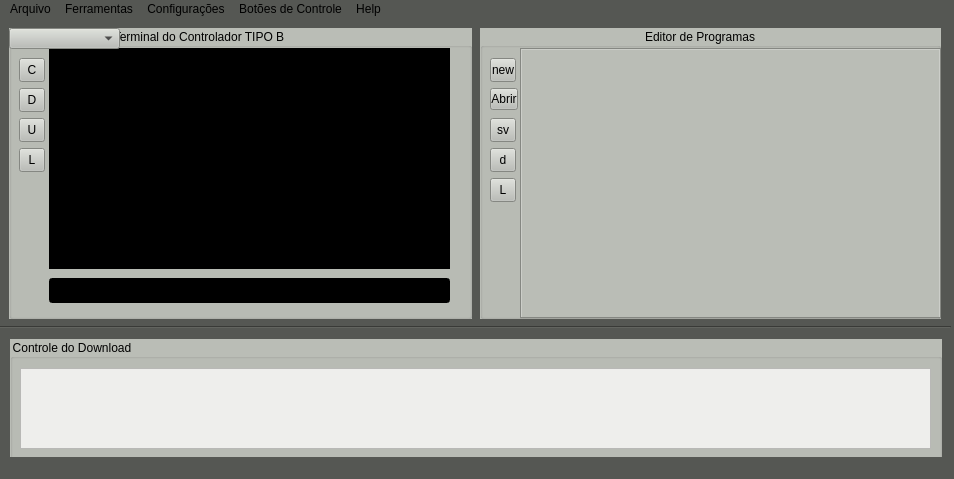
Above: alfa/mainwindow.ui from cimtools/Krobosoft before the change. Below: the same form after it.
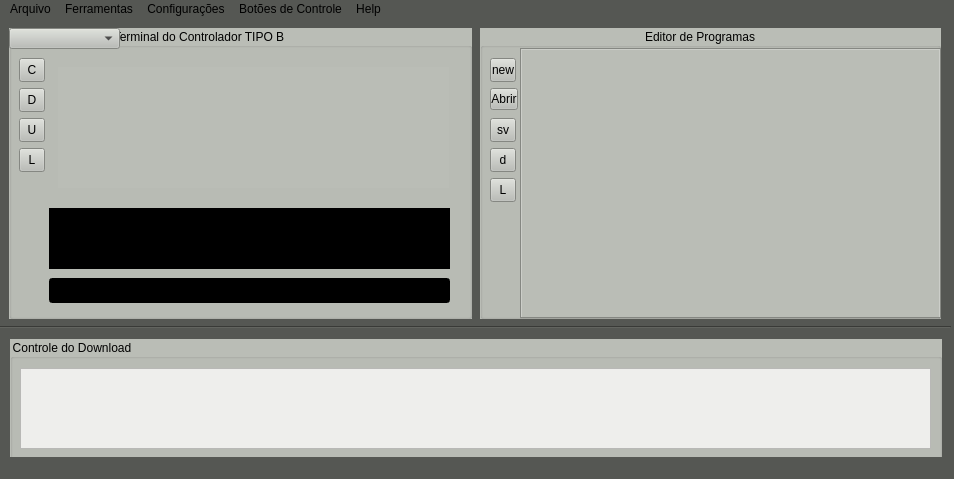
That is the form after the change.

Commit message: New inheritance on communication class

The edit to the form file:
```diff
--- a/alfa/mainwindow.ui
+++ b/alfa/mainwindow.ui
@@ -259,9 +259,9 @@
      <property name="geometry">
       <rect>
        <x>40</x>
-       <y>20</y>
+       <y>180</y>
        <width>401</width>
-       <height>221</height>
+       <height>61</height>
       </rect>
      </property>
      <property name="minimumSize">
@@ -302,9 +302,9 @@
       <string>&lt;!DOCTYPE HTML PUBLIC &quot;-//W3C//DTD HTML 4.0//EN&quot; &quot;http://www.w3.org/TR/REC-html40/strict.dtd&quot;&gt;
 &lt;html&gt;&lt;head&gt;&lt;meta name=&quot;qrichtext&quot; content=&quot;1&quot; /&gt;&lt;style type=&quot;text/css&quot;&gt;
 p, li { white-space: pre-wrap; }
-&lt;/style&gt;&lt;/head&gt;&lt;body style=&quot; font-family:'Sans Serif'; font-size:9pt; font-weight:400; font-style:italic;&quot;&gt;
-&lt;p style=&quot;-qt-paragraph-type:empty; margin-top:0px; margin-bottom:0px; margin-left:0px; margin-right:0px; -qt-block-indent:0; text-indent:0px; font-family:'Ubuntu'; font-size:11pt;&quot;&gt;&lt;br /&gt;&lt;/p&gt;
-&lt;p style=&quot;-qt-paragraph-type:empty; margin-top:0px; margin-bottom:0px; margin-left:0px; margin-right:0px; -qt-block-indent:0; text-indent:0px; font-family:'Ubuntu'; font-size:11pt;&quot;&gt;&lt;br /&gt;&lt;/p&gt;&lt;/body&gt;&lt;/html&gt;</string>
+&lt;/style&gt;&lt;/head&gt;&lt;body style=&quot; font-family:'Ubuntu'; font-size:11pt; font-weight:400; font-style:italic;&quot;&gt;
+&lt;p style=&quot;-qt-paragraph-type:empty; margin-top:0px; margin-bottom:0px; margin-left:0px; margin-right:0px; -qt-block-indent:0; text-indent:0px;&quot;&gt;&lt;br /&gt;&lt;/p&gt;
+&lt;p style=&quot;-qt-paragraph-type:empty; margin-top:0px; margin-bottom:0px; margin-left:0px; margin-right:0px; -qt-block-indent:0; text-indent:0px;&quot;&gt;&lt;br /&gt;&lt;/p&gt;&lt;/body&gt;&lt;/html&gt;</string>
      </property>
     </widget>
     <widget class="QLineEdit" name="lineEdit">
@@ -331,6 +331,17 @@
       </rect>
      </property>
     </widget>
+    <widget class="QWidget" name="verticalLayoutWidget">
+     <property name="geometry">
+      <rect>
+       <x>49</x>
+       <y>39</y>
+       <width>391</width>
+       <height>121</height>
+      </rect>
+     </property>
+     <layout class="QVBoxLayout" name="terminalLayout"/>
+    </widget>
    </widget>
    <widget class="QGroupBox" name="groupBox_2">
     <property name="geometry">
```
Left out of the diff: 2 changed lines with no effect on the pictures. The commit also changes 3 other files.
